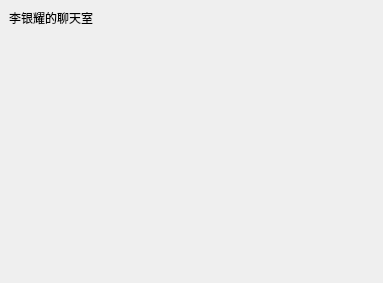
Before: the Qt Designer form ChatClient/mainwindow.ui in ay212/lab5, drawn with Qt 5.
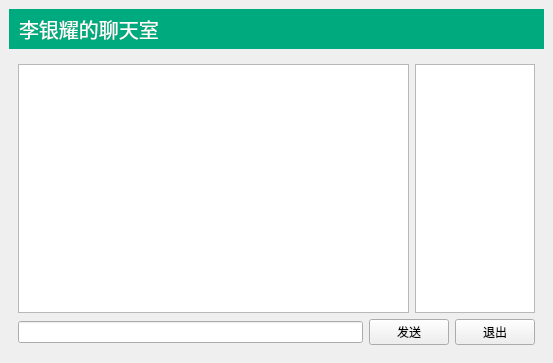
After: the same form once the commit is applied. The open tabs and pages were chosen to show the change.

Diff of the .ui file:
```diff
--- a/ChatClient/mainwindow.ui
+++ b/ChatClient/mainwindow.ui
@@ -6,17 +6,42 @@
    <rect>
     <x>0</x>
     <y>0</y>
-    <width>383</width>
-    <height>283</height>
+    <width>553</width>
+    <height>363</height>
    </rect>
   </property>
   <property name="windowTitle">
-   <string>MainWindow</string>
+   <string>聊天室客户端</string>
+  </property>
+  <property name="styleSheet">
+   <string notr="true">#titleLabel{
+background:white;
+font-size:20px;
+border:none;
+border-bottom:1px soild black;
+padding:5px;
+font:24pt&quot;黑体&quot;;
+color:rgb(255,255,255);
+background-color:rgba(0,170,127,255);
+}
+
+#mainFrame{
+background:white;
+border:none;
+}
+
+#loginFrame{
+background:qlineargradient(x1:0,y1:0,x2:0,y2:1,stop:0 #ddf,stop: 1 #aaf);
+border:1px solid gray;
+padding:10px;
+border-radius:25px;
+}
+</string>
   </property>
   <widget class="QWidget" name="centralwidget">
    <layout class="QGridLayout" name="gridLayout">
     <item row="0" column="0">
-     <widget class="QLabel" name="label">
+     <widget class="QLabel" name="titleLabel">
       <property name="text">
        <string>李银耀的聊天室</string>
       </property>
@@ -24,6 +49,9 @@
     </item>
     <item row="1" column="0">
      <widget class="QStackedWidget" name="stackedWidget">
+      <property name="currentIndex">
+       <number>0</number>
+      </property>
       <widget class="QWidget" name="page">
        <layout class="QGridLayout" name="gridLayout_5">
         <item row="0" column="1">
@@ -53,7 +81,7 @@
          </spacer>
         </item>
         <item row="1" column="1">
-         <widget class="QFrame" name="frame">
+         <widget class="QFrame" name="loginFrame">
           <property name="frameShape">
            <enum>QFrame::Shape::StyledPanel</enum>
           </property>
@@ -136,7 +164,48 @@
         </item>
        </layout>
       </widget>
-      <widget class="QWidget" name="page_2"/>
+      <widget class="QWidget" name="page_2">
+       <layout class="QVBoxLayout" name="verticalLayout_2">
+        <item>
+         <layout class="QHBoxLayout" name="horizontalLayout">
+          <item>
+           <widget class="QTextEdit" name="textEdit"/>
+          </item>
+          <item>
+           <widget class="QListWidget" name="listWidget">
+            <property name="maximumSize">
+             <size>
+              <width>120</width>
+              <height>16777215</height>
+             </size>
+            </property>
+           </widget>
+          </item>
+         </layout>
+        </item>
+        <item>
+         <layout class="QHBoxLayout" name="horizontalLayout_2">
+          <item>
+           <widget class="QLineEdit" name="lineEdit"/>
+          </item>
+          <item>
+           <widget class="QPushButton" name="sayButton">
+            <property name="text">
+             <string>发送</string>
+            </property>
+           </widget>
+          </item>
+          <item>
+           <widget class="QPushButton" name="logoutButton">
+            <property name="text">
+             <string>退出</string>
+            </property>
+           </widget>
+          </item>
+         </layout>
+        </item>
+       </layout>
+      </widget>
      </widget>
     </item>
    </layout>
```
